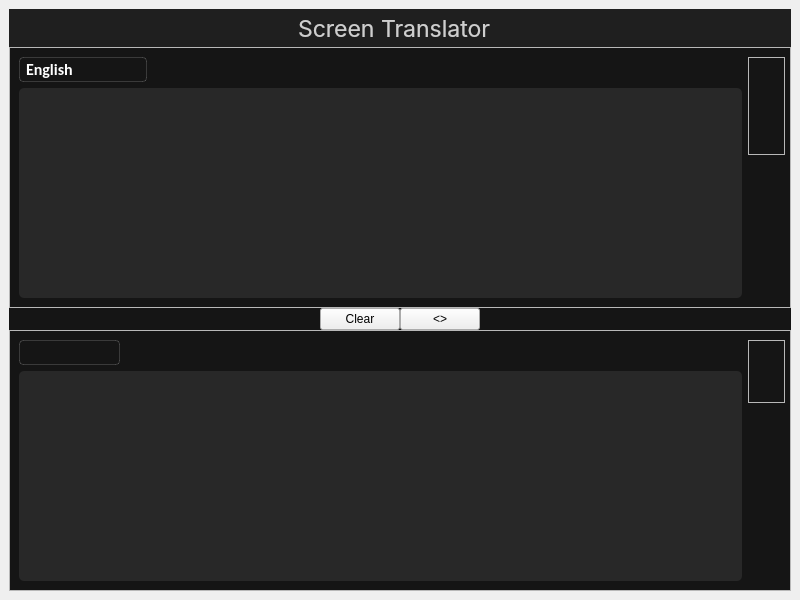
Above: ui/mainwindow.ui from OlexandrNikolaiev/Screen-Translator before the change. Below: the same form after it.
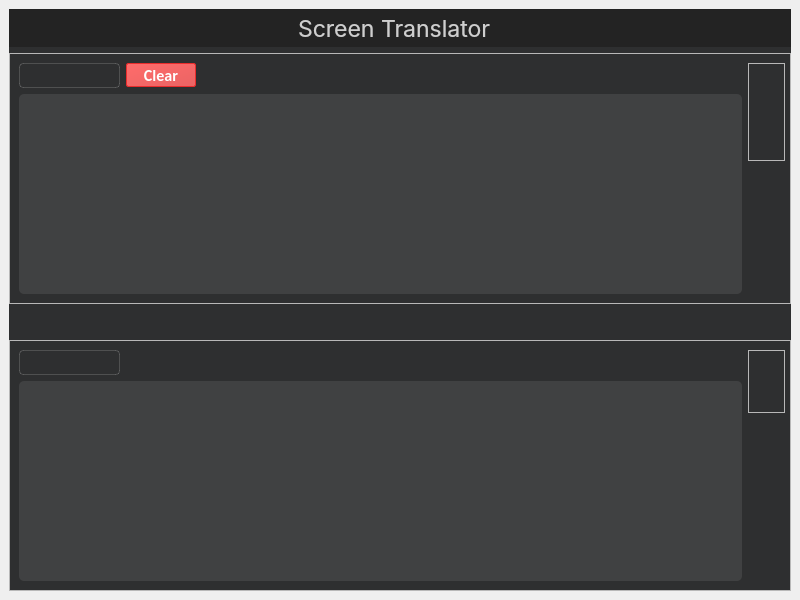
That is the form after the change. Icons and pictures are not drawn. Custom widgets are drawn as their Qt base class.

Commit message: before changing switch button

```diff
--- a/ui/mainwindow.ui
+++ b/ui/mainwindow.ui
@@ -34,12 +34,12 @@
      <widget class="QFrame" name="shadowFrame">
       <property name="styleSheet">
        <string notr="true">#shadowFrame {
-	background-color: rgb(21, 21, 21);
+	background-color: rgb(46,47,48);
 	border: none;
 }
 
 QTextEdit {
-    background-color: rgb(40, 40, 40);
+    background-color: rgb(64,65,66);
     color: white;
     border: none;
     border-radius: 5px;
@@ -93,9 +93,6 @@
        <property name="bottomMargin">
         <number>0</number>
        </property>
-       <property name="spacing">
-        <number>0</number>
-       </property>
        <item row="0" column="0" colspan="3">
         <widget class="DraggableFrame" name="frame_2">
          <property name="minimumSize">
@@ -115,7 +112,7 @@
 {
 	border-bottom: 5px solid rgb(99,99,99);
 	border: none;
-	background-color: rgb(31,31,31);
+	background-color: rgb(35,35,35);
 }</string>
          </property>
          <property name="frameShape">
@@ -351,7 +348,7 @@
           <property name="rightMargin">
            <number>5</number>
           </property>
-          <item row="0" column="2" rowspan="2">
+          <item row="0" column="3" rowspan="2">
            <widget class="QFrame" name="frame">
             <property name="frameShape">
              <enum>QFrame::StyledPanel</enum>
@@ -392,7 +389,7 @@
               </spacer>
              </item>
              <item>
-              <widget class="QPushButton" name="pushButton_5">
+              <widget class="QPushButton" name="copy_1Button">
                <property name="minimumSize">
                 <size>
                  <width>35</width>
@@ -429,7 +426,7 @@
               </widget>
              </item>
              <item>
-              <widget class="QPushButton" name="pushButton_4">
+              <widget class="QPushButton" name="translateButton">
                <property name="minimumSize">
                 <size>
                  <width>35</width>
@@ -468,85 +465,7 @@
             </layout>
            </widget>
           </item>
-          <item row="0" column="0">
-           <widget class="QComboBox" name="comboBox">
-            <property name="font">
-             <font>
-              <family>Calibri</family>
-              <pointsize>12</pointsize>
-              <bold>true</bold>
-             </font>
-            </property>
-            <property name="cursor">
-             <cursorShape>PointingHandCursor</cursorShape>
-            </property>
-            <item>
-             <property name="text">
-              <string>English</string>
-             </property>
-            </item>
-            <item>
-             <property name="text">
-              <string>Russian</string>
-             </property>
-            </item>
-            <item>
-             <property name="text">
-              <string>Ukrainian</string>
-             </property>
-            </item>
-            <item>
-             <property name="text">
-              <string>Polish</string>
-             </property>
-            </item>
-            <item>
-             <property name="text">
-              <string>German</string>
-             </property>
-            </item>
-            <item>
-             <property name="text">
-              <string>Belarussian</string>
-             </property>
-            </item>
-            <item>
-             <property name="text">
-              <string>Italian</string>
-             </property>
-            </item>
-            <item>
-             <property name="text">
-              <string>French</string>
-             </property>
-            </item>
-           </widget>
-          </item>
-          <item row="0" column="1">
-           <spacer name="horizontalSpacer_3">
-            <property name="orientation">
-             <enum>Qt::Horizontal</enum>
-            </property>
-            <property name="sizeHint" stdset="0">
-             <size>
-              <width>656</width>
-              <height>20</height>
-             </size>
-            </property>
-           </spacer>
-          </item>
-          <item row="1" column="0" rowspan="2" colspan="2">
-           <widget class="QTextEdit" name="textEdit">
-            <property name="font">
-             <font>
-              <family>Calibri</family>
-              <pointsize>14</pointsize>
-              <bold>true</bold>
-             </font>
-            </property>
-           </widget>
-          </item>
-          <item row="2" column="2">
+          <item row="2" column="3">
            <spacer name="verticalSpacer">
             <property name="orientation">
              <enum>Qt::Vertical</enum>
@@ -559,6 +478,98 @@
             </property>
            </spacer>
           </item>
+          <item row="0" column="2">
+           <spacer name="horizontalSpacer_3">
+            <property name="orientation">
+             <enum>Qt::Horizontal</enum>
+            </property>
+            <property name="sizeHint" stdset="0">
+             <size>
+              <width>656</width>
+              <height>20</height>
+             </size>
+            </property>
+           </spacer>
+          </item>
+          <item row="1" column="0" rowspan="2" colspan="3">
+           <widget class="QTextEdit" name="textEdit">
+            <property name="font">
+             <font>
+              <family>Calibri</family>
+              <pointsize>14</pointsize>
+              <bold>true</bold>
+             </font>
+            </property>
+           </widget>
+          </item>
+          <item row="0" column="0">
+           <widget class="QComboBox" name="translateFrom">
+            <property name="font">
+             <font>
+              <family>Calibri</family>
+              <pointsize>12</pointsize>
+              <bold>true</bold>
+             </font>
+            </property>
+            <property name="cursor">
+             <cursorShape>PointingHandCursor</cursorShape>
+            </property>
+           </widget>
+          </item>
+          <item row="0" column="1">
+           <widget class="QPushButton" name="clearButton">
+            <property name="minimumSize">
+             <size>
+              <width>70</width>
+              <height>0</height>
+             </size>
+            </property>
+            <property name="maximumSize">
+             <size>
+              <width>16777215</width>
+              <height>24</height>
+             </size>
+            </property>
+            <property name="font">
+             <font>
+              <family>Calibri</family>
+              <pointsize>12</pointsize>
+              <bold>true</bold>
+             </font>
+            </property>
+            <property name="cursor">
+             <cursorShape>PointingHandCursor</cursorShape>
+            </property>
+            <property name="styleSheet">
+             <string notr="true">QPushButton
+{
+		color: rgb(255, 255, 255);
+		
+		
+	
+		
+	background-color: qlineargradient(spread:pad, x1:0, y1:0, x2:1, y2:1, stop:0 rgba(255, 108, 107, 255), stop:1 rgba(234, 100, 100, 255));
+
+		border-radius: 2px;
+        border: 1px solid rgb(234,45,45);
+        padding: 4px;
+}
+
+QPushButton:hover
+{
+		color: rgb(255, 255, 255);
+		
+	background-color: qlineargradient(spread:pad, x1:0, y1:0, x2:1, y2:1, stop:0 rgba(255, 76, 75, 255), stop:1 rgba(234, 56, 56, 255));
+		border-radius: 2px;
+        border: 1px solid rgb(234,45,45);
+        padding: 4px;
+}</string>
+            </property>
+            <property name="text">
+             <string>Clear</string>
+            </property>
+           </widget>
+          </item>
          </layout>
         </widget>
        </item>
@@ -576,22 +587,24 @@
         </spacer>
        </item>
        <item row="2" column="1">
-        <layout class="QHBoxLayout" name="horizontalLayout_4">
-         <item>
-          <widget class="QPushButton" name="pushButton_2">
-           <property name="text">
-            <string>Clear</string>
-           </property>
-          </widget>
-         </item>
-         <item>
-          <widget class="QPushButton" name="pushButton_8">
-           <property name="text">
-            <string>&lt;&gt;</string>
-           </property>
-          </widget>
-         </item>
-        </layout>
+        <widget class="QPushButton" name="switchButton">
+         <property name="minimumSize">
+          <size>
+           <width>200</width>
+           <height>24</height>
+          </size>
+         </property>
+         <property name="cursor">
+          <cursorShape>PointingHandCursor</cursorShape>
+         </property>
+         <property name="styleSheet">
+          <string notr="true">border:none;
+</string>
+         </property>
+         <property name="text">
+          <string/>
+         </property>
+        </widget>
        </item>
        <item row="2" column="2">
         <spacer name="horizontalSpacer_6">
@@ -622,7 +635,7 @@
            <number>5</number>
           </property>
           <item row="0" column="0">
-           <widget class="QComboBox" name="comboBox_2">
+           <widget class="QComboBox" name="translateTo">
             <property name="font">
              <font>
               <family>Calibri</family>
@@ -689,7 +702,7 @@
               </spacer>
              </item>
              <item>
-              <widget class="QPushButton" name="pushButton_9">
+              <widget class="QPushButton" name="copy_2Button">
                <property name="minimumSize">
                 <size>
                  <width>35</width>
```
The commit also changes 7 other files.
